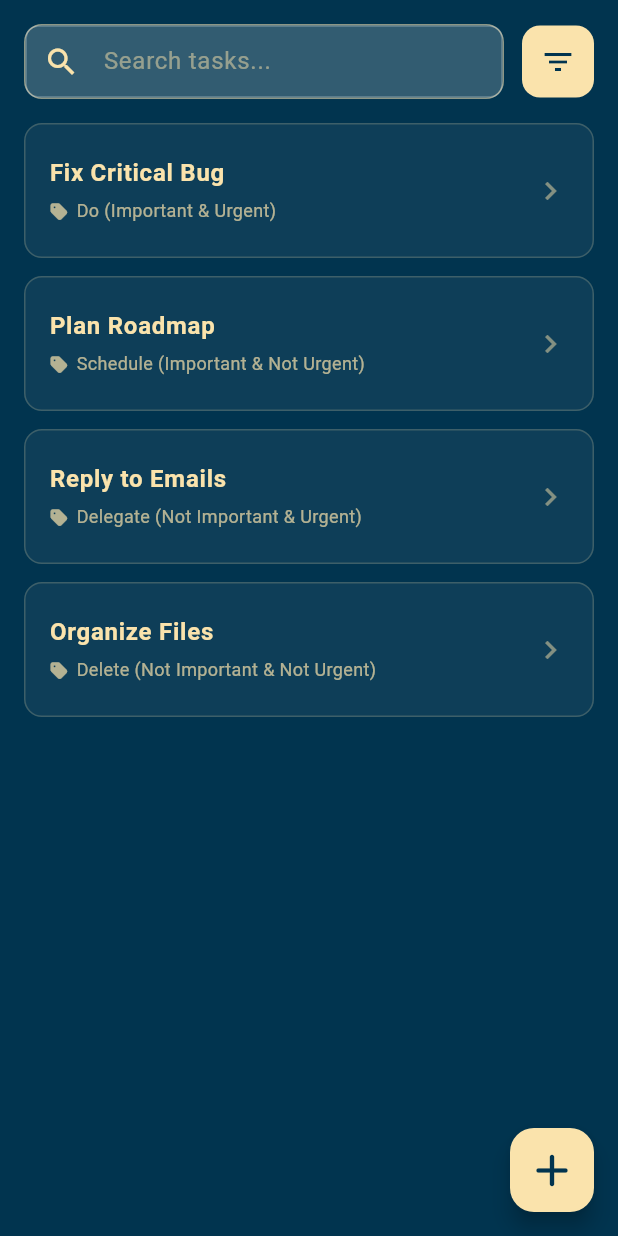
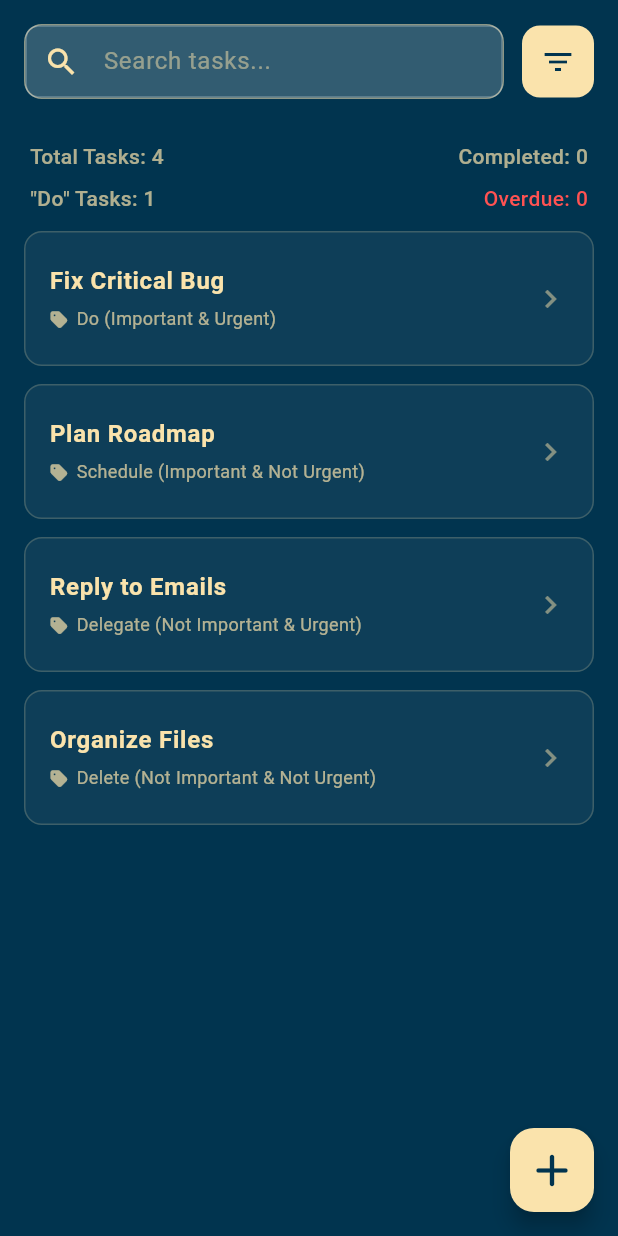
Before and after one commit to pctan9491/PROJ-0001-TTTApp-FE, a Flutter app: the TaskListPage screen opened directly, on a phone screen of 412 x 824 dp. Run offline on Flutter 3.47's test engine with Material 3 defaults, Android fonts, the phone set to English and light mode, and no system bars; our stand-ins replace font_awesome_flutter, shared_preferences; accounts and stored records are empty.

Commit message:
tasks list v2

```diff
--- a/lib/features/tasks/presentation/pages/task_list_page.dart
+++ b/lib/features/tasks/presentation/pages/task_list_page.dart
@@ -12,13 +12,14 @@ class TaskListPage extends StatefulWidget {
 class _TaskListPageState extends State<TaskListPage> {
   // State Variables
   String _searchQuery = '';
-  String _activeFilter = 'All'; // Options: 'All', 'Do', 'Overdue'
+  String _activeFilter = 'All'; // Options: 'All', 'Do', 'Overdue' and more
 
   // Keys for identifying widgets in tests or inspector
   static const Key searchQueryFieldKey = Key('search_query_field');
   static const Key filterDropdownKey = Key('filter_dropdown');
   static const Key addTaskButtonKey = Key('add_task_button');
   static const Key taskListKey = Key('task_list');
+  static const Key taskProgressDashboardKey = Key('task_progress_dashboard');
 
   // Dummy Data (Same structure as Eisenhower Matrix for consistency)
   final List<Task> _allTasks = [
@@ -50,6 +51,13 @@ class _TaskListPageState extends State<TaskListPage> {
               onSearchChanged: (value) => setState(() => _searchQuery = value),
               onFilterTap: () => _showFilterDialog(context, primaryColor, secondaryColor),
               primaryColor: primaryColor,
+              secondaryColor: secondaryColor,
+            ),
+
+            // --- Task Progress Dashboard ---
+            _TaskProgressDashboard(
+              key: taskProgressDashboardKey,
+              tasks: filteredTasks,
               secondaryColor: secondaryColor,
             ),
 
@@ -94,6 +102,7 @@ class _TaskListPageState extends State<TaskListPage> {
       } else if (_activeFilter == 'Overdue') {
         matchesCategory = false; // TODO: Implement overdue logic
       }
+      // Add more filters as needed
       return matchesSearch && matchesCategory;
     }).toList();
   }
@@ -120,6 +129,7 @@ class _TaskListPageState extends State<TaskListPage> {
               _buildFilterOption('All Tasks', 'All', secondaryColor),
               _buildFilterOption('"Do" Tasks (Important & Urgent)', 'Do', secondaryColor),
               _buildFilterOption('Overdue Tasks', 'Overdue', secondaryColor),
+              // Add more filter options as needed
             ],
           ),
         );
@@ -207,6 +217,64 @@ class _TaskSearchBar extends StatelessWidget {
   }
 }
 
+// --- Task Progress Dashboard ---
+class _TaskProgressDashboard extends StatelessWidget {
+  final List<Task> tasks;
+  final Color secondaryColor;
+
+  const _TaskProgressDashboard({
+    Key? key,
+    required this.tasks,
+    required this.secondaryColor,
+  });
+
+  @override
+  Widget build(BuildContext context) {
+    final totalTasks = tasks.length;
+    final completedTasks = tasks.where((t) => t.isCompleted).length;
+    final doTasks = tasks.where((t) => t.importance == TaskImportance.important && t.urgency == TaskUrgency.urgent).length;
+    // TODO: Implement actual overdue logic when deadline is available
+    final overdueTasks = 0;
+
+    return Padding(
+      padding: const EdgeInsets.symmetric(horizontal: 20.0, vertical: 12.0),
+      child: Column(
+        children: [
+          // Row 1: Total & Completed
+          Row(
+            mainAxisAlignment: MainAxisAlignment.spaceBetween,
+            children: [
+              _buildMetricText('Total Tasks', totalTasks, secondaryColor),
+              _buildMetricText('Completed', completedTasks, secondaryColor),
+            ],
+          ),
+          const SizedBox(height: 8),
+          // Row 2: Do & Overdue
+          Row(
+            mainAxisAlignment: MainAxisAlignment.spaceBetween,
+            children: [
+              _buildMetricText('"Do" Tasks', doTasks, secondaryColor),
+              _buildMetricText('Overdue', overdueTasks, Colors.redAccent.withOpacity(0.8)),
+            ],
+          ),
+        ],
+      ),
+    );
+  }
+
+  Widget _buildMetricText(String label, int count, Color color) {
+    return Text(
+      '$label: $count',
+      style: TextStyle(
+        color: color.withOpacity(label == 'Overdue' ? 1.0 : 0.7),
+        fontSize: 14,
+        fontWeight: FontWeight.w500,
+      ),
+    );
+  }
+}
+
+// --- Filter Indicator ---
 class _FilterIndicator extends StatelessWidget {
   final String activeFilter;
   final VoidCallback onClear;
@@ -240,6 +308,7 @@ class _FilterIndicator extends StatelessWidget {
   }
 }
 
+// --- Task List View ---
 class _TaskListView extends StatelessWidget {
   final List<Task> tasks;
   final Color secondaryColor;
@@ -271,6 +340,7 @@ class _TaskListView extends StatelessWidget {
   }
 }
 
+// --- Task Item ---
 class _TaskItem extends StatelessWidget {
   final Task task;
   final Color secondaryColor;
@@ -322,6 +392,7 @@ class _TaskItem extends StatelessWidget {
     );
   }
 
+// --- Matrix Label Helper ---
   String _getMatrixLabel(Task task) {
     if (task.importance == TaskImportance.important && task.urgency == TaskUrgency.urgent) {
       return 'Do (Important & Urgent)';
```
